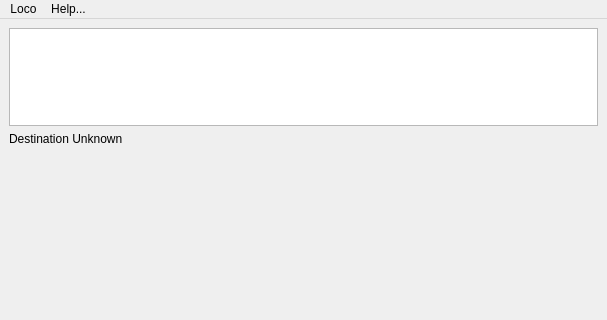
First picture: the form in ui/loco.ui, repository berndhs/loco, before the edit; both pictures show x 0 to 607 and y 0 to 320 of the 607 by 689 pixel window.
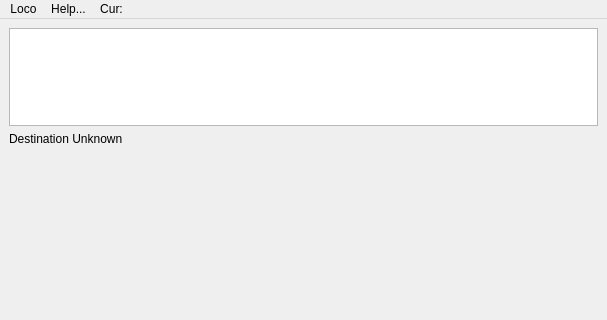
Second picture: the form after the edit. Icons and pictures are not drawn. Custom widgets are drawn as their Qt base class.

```diff
--- a/ui/loco.ui
+++ b/ui/loco.ui
@@ -81,7 +81,7 @@
      <x>0</x>
      <y>0</y>
      <width>607</width>
-     <height>25</height>
+     <height>19</height>
     </rect>
    </property>
    <widget class="QMenu" name="menuAgenda">
@@ -100,8 +100,14 @@
     <addaction name="actionAbout"/>
     <addaction name="actionLicense"/>
    </widget>
+   <widget class="QMenu" name="menuCur">
+    <property name="title">
+     <string>Cur:</string>
+    </property>
+   </widget>
    <addaction name="menuAgenda"/>
    <addaction name="menuHelp"/>
+   <addaction name="menuCur"/>
   </widget>
   <action name="actionSettings">
    <property name="text">
```
